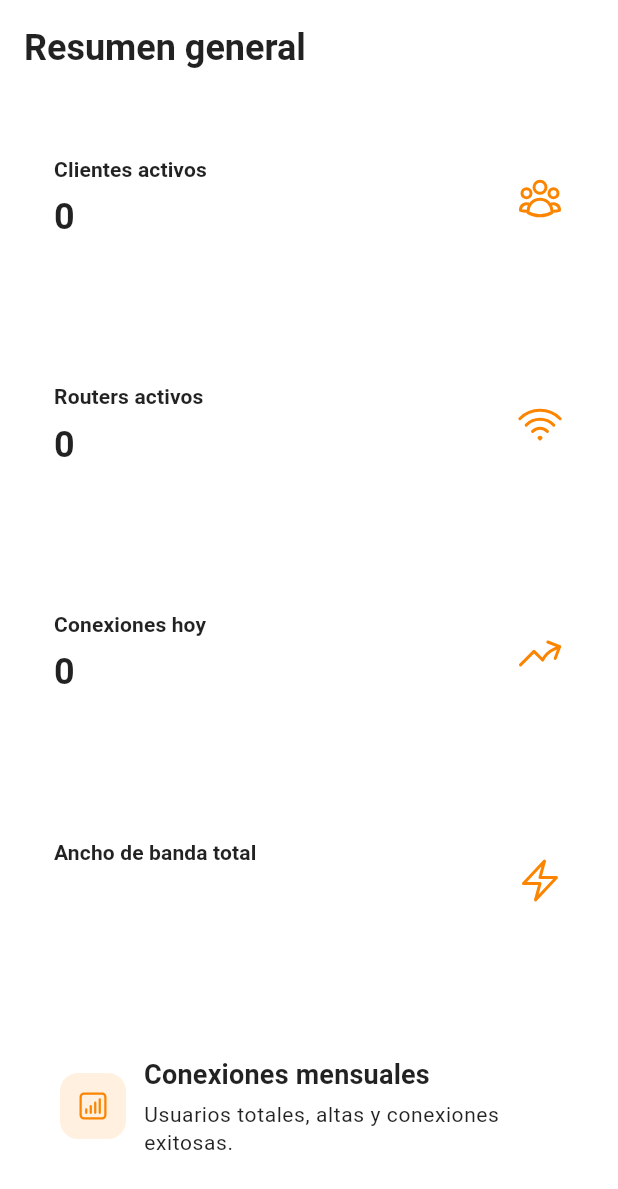
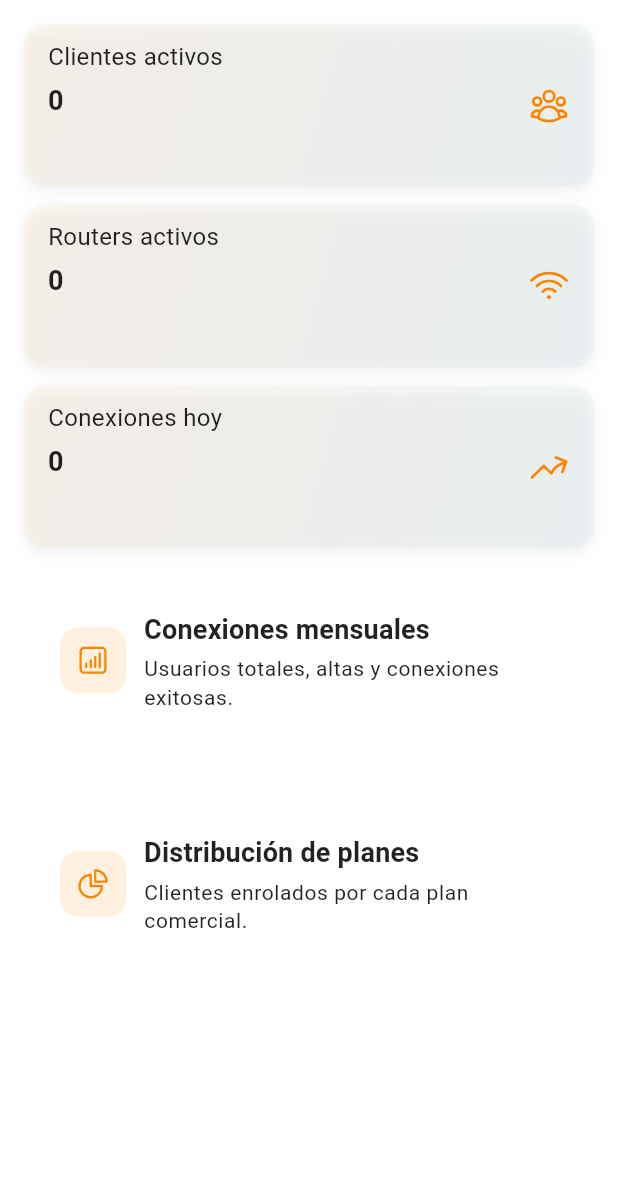
Before and after one commit to rodo4940/freeradiusAPP, a Flutter app: the _DashboardView widget shown alone on an empty page, opened directly with empty values, on a phone screen of 412 x 824 dp. Shown: the top 1189 px of the screen. Run offline on Flutter 3.47's test engine with Material 3 defaults, Android fonts, the phone set to English and light mode, and no system bars; our stand-ins replace heroicons; missing offline and left inert: markdown_widget; accounts and stored records are empty; network calls fail.

Commit message:
Cambios con I

```diff
--- a/lib/screens/dashboard_screen.dart
+++ b/lib/screens/dashboard_screen.dart
@@ -3,7 +3,6 @@ import 'package:freeradius_app/models/dashboard_models.dart';
 import 'package:freeradius_app/services/api_services.dart';
 import 'package:freeradius_app/utilities/error_messages.dart';
 import 'package:freeradius_app/widgets/app_scaffold.dart';
-import 'package:freeradius_app/widgets/status/stat_info_card.dart';
 import 'package:heroicons/heroicons.dart';
 
 class Dashboard extends StatefulWidget {
@@ -73,16 +72,10 @@ class _DashboardState extends State<Dashboard> {
 
           final data = snapshot.data;
           if (data == null) {
-            return Center(
+            return const Center(
               child: Padding(
-                padding: const EdgeInsets.all(24),
-                child: Text(
-                  'No se pudo obtener información del dashboard.',
-                  textAlign: TextAlign.center,
-                  style: Theme.of(context).textTheme.bodyMedium?.copyWith(
-                        color: Theme.of(context).colorScheme.onSurface,
-                      ),
-                ),
+                padding: EdgeInsets.all(24),
+                child: Text('No se pudo obtener información del dashboard.'),
               ),
             );
           }
@@ -91,7 +84,6 @@ class _DashboardState extends State<Dashboard> {
             stats: data.stats,
             connections: data.connections,
             distribution: data.distribution,
-            onRefresh: _reload,
           );
         },
       ),
@@ -104,13 +96,11 @@ class _DashboardView extends StatelessWidget {
     required this.stats,
     required this.connections,
     required this.distribution,
-    required this.onRefresh,
   });
 
   final DashboardStats stats;
   final List<ConnectionDataPoint> connections;
   final List<PlanDistributionItem> distribution;
-  final VoidCallback onRefresh;
 
   @override
   Widget build(BuildContext context) {
@@ -132,25 +122,11 @@ class _DashboardView extends StatelessWidget {
         label: 'Conexiones hoy',
         value: '${stats.todayConnections}',
       ),
-      _OverviewCardData(
-        icon: HeroIcons.bolt,
-        label: 'Ancho de banda total',
-        value: stats.totalBandwidth,
-      ),
     ];
 
-    return RefreshIndicator(
-      onRefresh: () async => onRefresh(),
-      child: ListView(
+    return ListView(
       padding: const EdgeInsets.all(16),
       children: [
-          Text(
-            'Resumen general',
-            style: theme.textTheme.headlineSmall?.copyWith(
-              fontWeight: FontWeight.w700,
-            ),
-          ),
-          const SizedBox(height: 16),
         LayoutBuilder(
           builder: (context, constraints) {
             final width = constraints.maxWidth;
@@ -159,30 +135,25 @@ class _DashboardView extends StatelessWidget {
                 : width >= 640
                     ? 2
                     : 1;
-              final ratio = crossAxisCount == 1 ? 2.8 : 2.0;
 
             return GridView.builder(
               shrinkWrap: true,
               physics: const NeverScrollableScrollPhysics(),
               gridDelegate: SliverGridDelegateWithFixedCrossAxisCount(
                 crossAxisCount: crossAxisCount,
-                  crossAxisSpacing: 16,
-                  mainAxisSpacing: 16,
-                  childAspectRatio: ratio,
+                crossAxisSpacing: 12,
+                mainAxisSpacing: 12,
+                childAspectRatio: 3.5, // Formato horizontal
               ),
               itemCount: overviewCards.length,
               itemBuilder: (context, index) {
                 final card = overviewCards[index];
-                  return StatInfoCard(
-                    label: card.label,
-                    value: card.value,
-                    icon: card.icon,
-                  );
+                return _CompactStatCard(card: card);
               },
             );
           },
         ),
-          const SizedBox(height: 24),
+        const SizedBox(height: 16),
         _SectionCard(
           icon: HeroIcons.chartBarSquare,
           title: 'Conexiones mensuales',
@@ -197,13 +168,12 @@ class _DashboardView extends StatelessWidget {
                     '${connections[i].users} usuarios • ${connections[i].newUsers} nuevos • ${connections[i].successfulConnections} exitosas',
                   ),
                 ),
-                  if (i < connections.length - 1)
-                    const Divider(height: 8),
+                if (i < connections.length - 1) const Divider(height: 8),
               ],
             ],
           ),
         ),
-          const SizedBox(height: 24),
+        const SizedBox(height: 16),
         _SectionCard(
           icon: HeroIcons.chartPie,
           title: 'Distribución de planes',
@@ -221,17 +191,76 @@ class _DashboardView extends StatelessWidget {
                     ),
                   ),
                 ),
-                  if (i < distribution.length - 1)
-                    const Divider(height: 8),
+                if (i < distribution.length - 1) const Divider(height: 8),
               ],
             ],
           ),
         ),
       ],
+    );
+  }
+}
+
+class _CompactStatCard extends StatelessWidget {
+  const _CompactStatCard({required this.card});
+
+  final _OverviewCardData card;
+
+  @override
+  Widget build(BuildContext context) {
+    final theme = Theme.of(context);
+    final colors = theme.colorScheme;
+
+    return Container(
+      decoration: BoxDecoration(
+        borderRadius: BorderRadius.circular(14),
+        gradient: LinearGradient(
+          colors: [
+            colors.primary.withOpacity(0.05),
+            colors.secondaryContainer.withOpacity(0.05),
+          ],
+          begin: Alignment.topLeft,
+          end: Alignment.bottomRight,
+        ),
+        boxShadow: [
+          BoxShadow(
+            color: colors.shadow.withOpacity(0.05),
+            blurRadius: 8,
+            offset: const Offset(0, 3),
+          ),
+        ],
+      ),
+      child: Padding(
+        padding: const EdgeInsets.symmetric(horizontal: 16, vertical: 10),
+        child: Row(
+          children: [
+            Expanded(
+              child: Column(
+                crossAxisAlignment: CrossAxisAlignment.start,
+                children: [
+                  Text(
+                    card.label,
+                    style: theme.textTheme.bodyMedium?.copyWith(
+                      color: colors.onSurfaceVariant,
+                    ),
+                  ),
+                  const SizedBox(height: 4),
+                  Text(
+                    card.value,
+                    style: theme.textTheme.titleMedium?.copyWith(
+                      fontWeight: FontWeight.w700,
+                      color: colors.onSurface,
+                    ),
+                  ),
+                ],
+              ),
+            ),
+            HeroIcon(card.icon, color: colors.primary, size: 28),
+          ],
+        ),
       ),
     );
   }
-
 }
 
 class _SectionCard extends StatelessWidget {
@@ -267,7 +296,7 @@ class _SectionCard extends StatelessWidget {
                 Container(
                   padding: const EdgeInsets.all(10),
                   decoration: BoxDecoration(
-                    color: colors.primary.withValues(alpha: 0.12),
+                    color: colors.primary.withOpacity(0.12),
                     borderRadius: BorderRadius.circular(12),
                   ),
                   child: HeroIcon(icon, color: colors.primary, size: 24),
```
Also changed, not shown: lib/screens/database_screen.dart (+93 -133 lines), lib/screens/radius_status_screen.dart (+91 -143 lines). Lines whose indentation alone changed are shown as unchanged.
